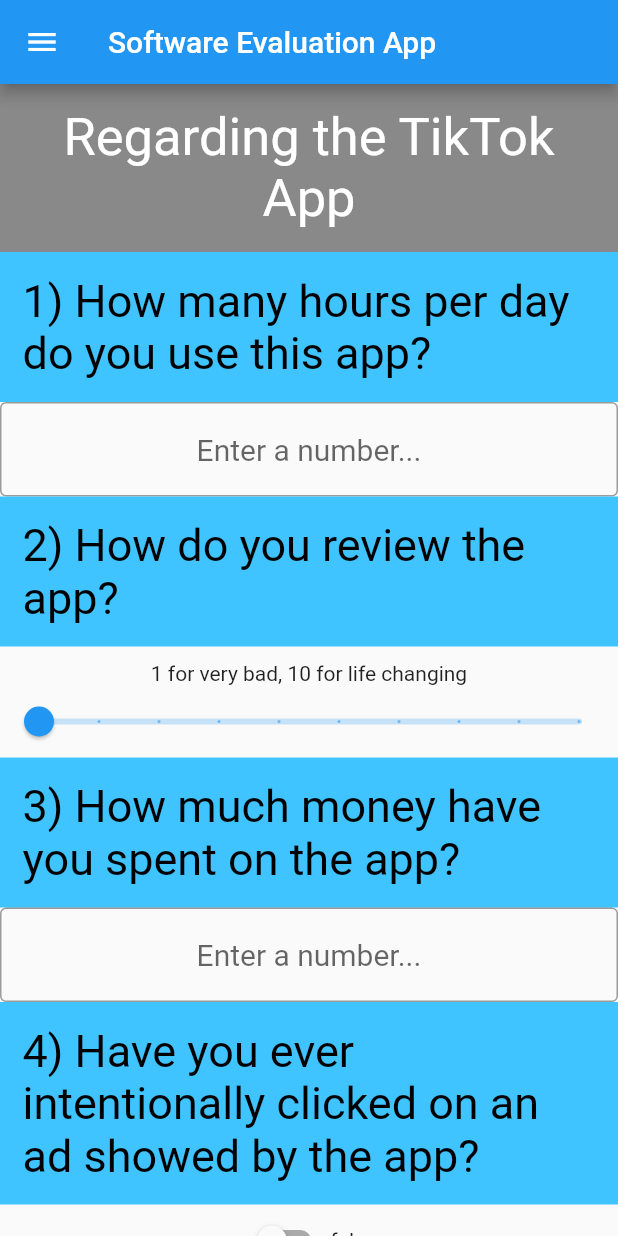
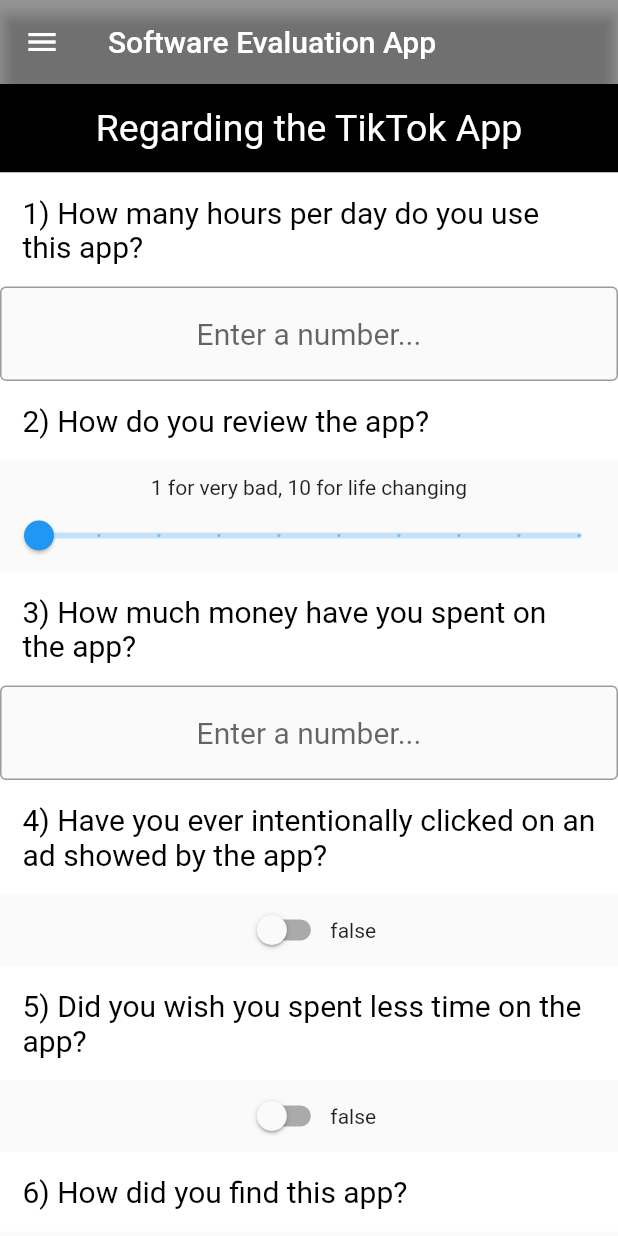
Before and after one commit to Dutra-Apex/flutter_project, a Flutter app: the screen it shows after launch, on a phone screen of 412 x 824 dp. Run offline on Flutter 3.47's test engine with Material 2 defaults, Android fonts, the phone set to English and light mode, and no system bars.

Commit message:
Update main.dart
Changed colors and style

```diff
--- a/lib/main.dart
+++ b/lib/main.dart
@@ -62,6 +62,7 @@ class _FormAppState extends State<FormApp> {
           'Software Evaluation App',
           textAlign: TextAlign.center,
         ),
+        backgroundColor: Colors.black38,
       ),
       drawer: Drawer(
         backgroundColor: Colors.black38,
@@ -89,51 +90,51 @@ class _FormAppState extends State<FormApp> {
           children: [
             getTextRow(
               'Regarding the TikTok App',
-              fontSize: 35.0,
+              fontSize: 25.0,
               textAlign: TextAlign.center,
-              fieldColor: Colors.black45,
+              fieldColor: Colors.black,
               textColor: Colors.white,
             ),
             getTextRow(
               '1) How many hours per day do you use this app?',
-              fontSize: 30.0,
+              fontSize: 20.0,
               textAlign: TextAlign.start,
-              fieldColor: Colors.lightBlueAccent,
+              fieldColor: Colors.white,
             ),
             getTextField(controller1, changeText),
             getTextRow(
               '2) How do you review the app?',
-              fontSize: 30.0,
+              fontSize: 20.0,
               textAlign: TextAlign.start,
-              fieldColor: Colors.lightBlueAccent,
+              fieldColor: Colors.white,
             ),
             buildSlider(sliderValue1, updateSlider1),
             getTextRow(
               '3) How much money have you spent on the app?',
-              fontSize: 30.0,
+              fontSize: 20.0,
               textAlign: TextAlign.start,
-              fieldColor: Colors.lightBlueAccent,
+              fieldColor: Colors.white,
             ),
             getTextField(controller2, changeText2),
             getTextRow(
               '4) Have you ever intentionally clicked on an ad showed by the app?',
-              fontSize: 30.0,
+              fontSize: 20.0,
               textAlign: TextAlign.start,
-              fieldColor: Colors.lightBlueAccent,
+              fieldColor: Colors.white,
             ),
             getSwitch(switchValue2, handleSwitch2, '$switchValue2'),
             getTextRow(
               '5) Did you wish you spent less time on the app?',
-              fontSize: 30.0,
+              fontSize: 20.0,
               textAlign: TextAlign.start,
-              fieldColor: Colors.lightBlueAccent,
+              fieldColor: Colors.white,
             ),
             getSwitch(switchValue1, handleSwitch1, '$switchValue1'),
             getTextRow(
               '6) How did you find this app?',
-              fontSize: 30.0,
+              fontSize: 20.0,
               textAlign: TextAlign.start,
-              fieldColor: Colors.lightBlueAccent,
+              fieldColor: Colors.white,
             ),
             getDropDown(dropdown1, refreshScreen, dropdownValue1),
 
@@ -170,9 +171,9 @@ class _FormAppState extends State<FormApp> {
 
             getTextRow(
               "Here's how your answers compare to the other users:",
-              fontSize: 30.0,
+              fontSize: 20.0,
               textAlign: TextAlign.start,
-              fieldColor: Colors.red,
+              fieldColor: Colors.white,
             ),
             const SizedBox(
               height: 40.0,
@@ -389,15 +390,21 @@ class _FormAppState extends State<FormApp> {
       results += "\n\n93% of users also wish they spent less time on the app";
     }
     if (dropdownValue1 == 1) {
-      results += "\n\n You and other 33% of users found this app through ads";
+      results += "\n\n You and other 33% of users found this app through ads.";
     } else if (dropdownValue1 == 2) {
-      results += "\n\n About 22% of users found this app through friends";
+      results += "\n\n About 22% of users found this app through friends.";
     } else if (dropdownValue1 == 3) {
-      results += "\n\n About 45% of users found this app through influencers";
+      results += "\n\n About 45% of users found this app through influencers.";
     } else if (dropdownValue1 == 4) {
-      results += "\n\n Only 8% of users had this app pre-installed";
+      results += "\n\n Only 8% of users had this app pre-installed.";
     }
-    results += "\n\n";
+    if (int.parse(text1) > 4) {
+      results +=
+      '\n\nBased on your answers, you should spend less time on TikTok.';
+    } else {
+      results += '\n\nBased on your answers, you spend a reasonable amount of time on TikTok, and you should keep using it.';
+    }
+    results += "";
     return results;
   }
 }
@@ -418,7 +425,7 @@ class ResultsPage extends StatelessWidget {
           Text(
             resultsDisplay,
             style: const TextStyle(
-              fontSize: 25,
+              fontSize: 20,
               fontWeight: FontWeight.bold,
             ),
           ),
```
